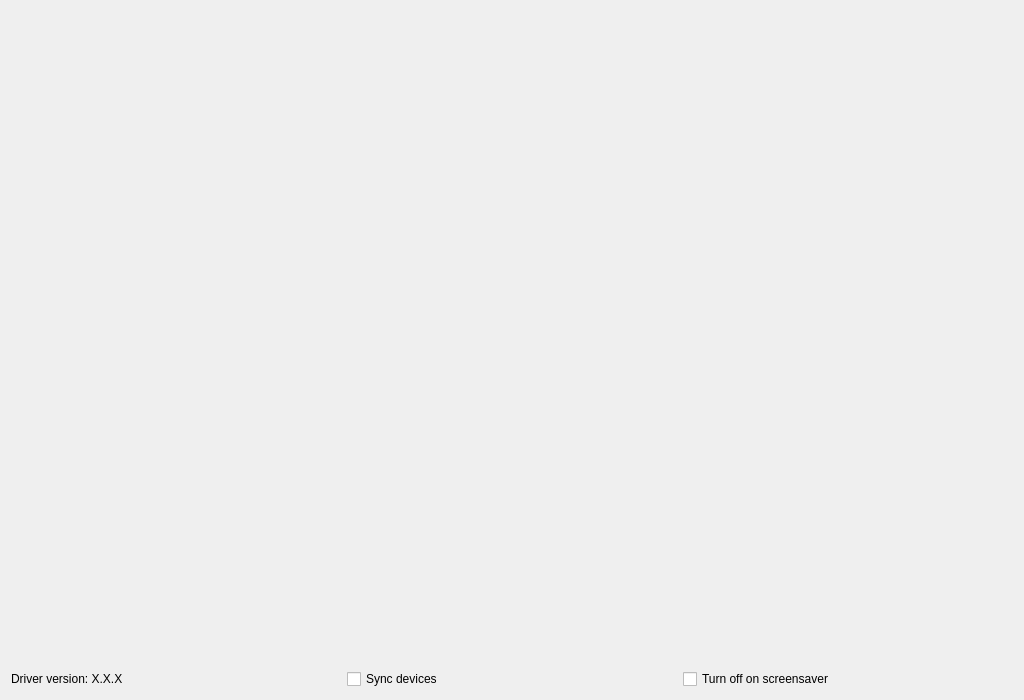
This is ui/razergenie.ui in z3ntu/RazerGenie as Qt 5 draws it before an edit. The edited form follows.
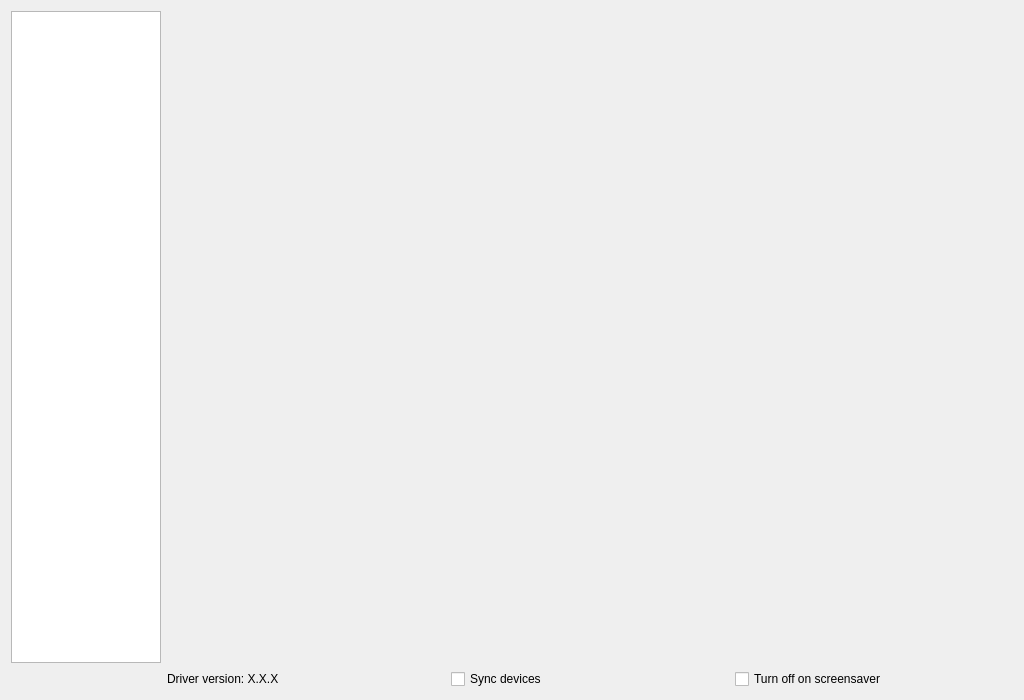
This is the edited form. The open tabs and pages were chosen to show the change. Icons and pictures are not drawn.

Commit message: Rename RazerPageWidgetItem and add QListWidget

Diff of the .ui file:
```diff
--- a/ui/razergenie.ui
+++ b/ui/razergenie.ui
@@ -25,7 +25,7 @@
     <normaloff>.</normaloff>.</iconset>
   </property>
   <layout class="QGridLayout" name="gridLayout">
-   <item row="1" column="0" colspan="2">
+   <item row="1" column="1" colspan="2">
     <layout class="QHBoxLayout" name="horizontalLayout">
      <item>
       <widget class="QLabel" name="versionLabel">
@@ -50,7 +50,7 @@
      </item>
     </layout>
    </item>
-   <item row="0" column="0">
+   <item row="0" column="1">
     <widget class="QStackedWidget" name="stackedWidget">
      <widget class="QWidget" name="page">
       <property name="enabled">
@@ -64,6 +64,22 @@
      </widget>
     </widget>
    </item>
+   <item row="0" column="0">
+    <widget class="QListWidget" name="listWidget">
+     <property name="minimumSize">
+      <size>
+       <width>150</width>
+       <height>0</height>
+      </size>
+     </property>
+     <property name="maximumSize">
+      <size>
+       <width>150</width>
+       <height>16777215</height>
+      </size>
+     </property>
+    </widget>
+   </item>
   </layout>
  </widget>
  <resources/>
```
Left out of the diff: 4 changed lines with no effect on the pictures. The commit also changes 4 other files.
